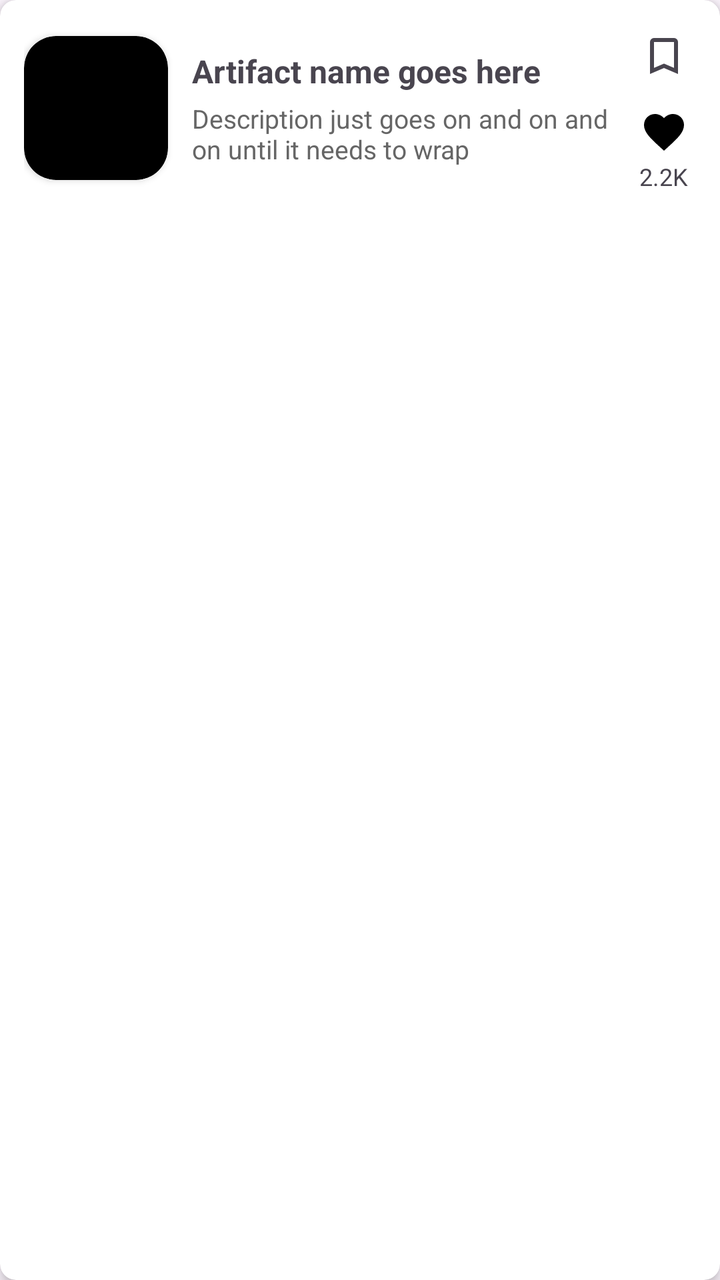
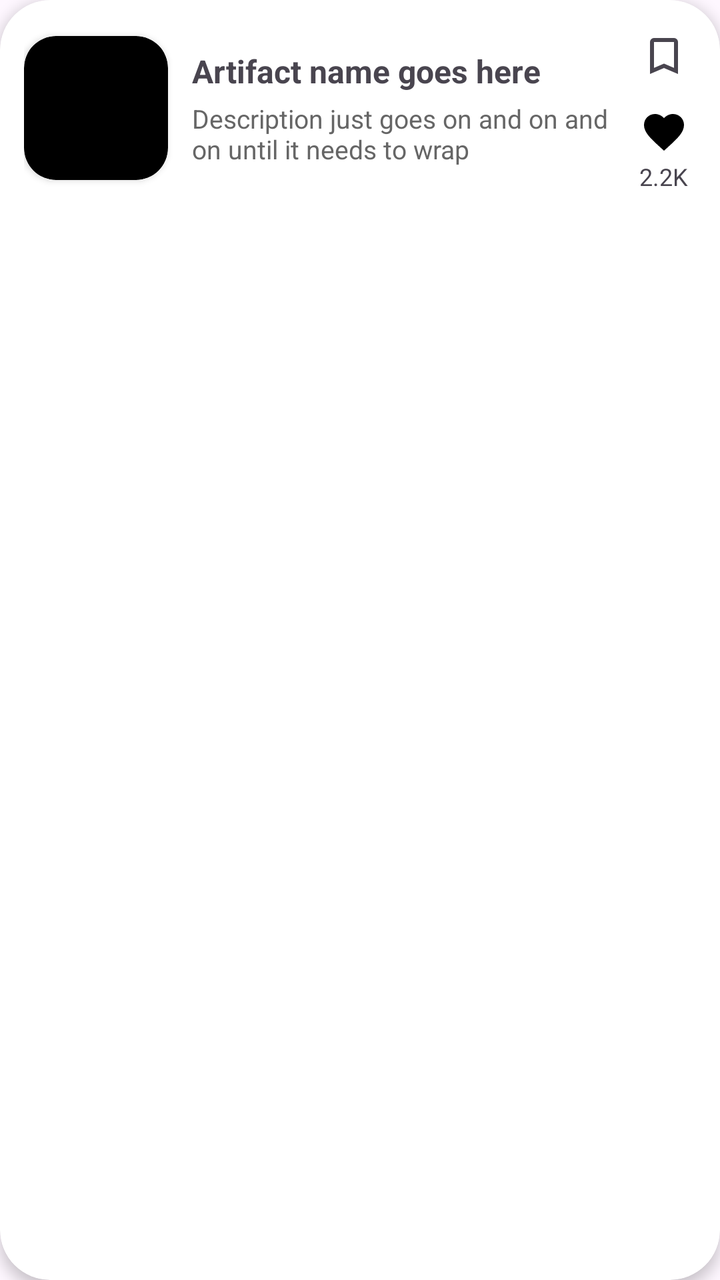

The first picture is an Android layout as it rendered before a commit; the second is the same layout after the commit. The layout source and the unified diff follow.
<!-- AndroidManifest.xml: application theme Theme.B07group6 -->
<!-- res/layout/artifact_card.xml -->
<?xml version="1.0" encoding="utf-8"?>
<androidx.cardview.widget.CardView xmlns:android="http://schemas.android.com/apk/res/android"
    xmlns:app="http://schemas.android.com/apk/res-auto"
    android:layout_width="match_parent"
    android:layout_height="wrap_content"
    android:layout_margin="8dp"
    app:cardCornerRadius="8dp"
    app:cardElevation="4dp">

    <LinearLayout
        android:layout_width="match_parent"
        android:layout_height="wrap_content"
        android:orientation="horizontal"
        android:gravity="center_vertical"
        android:padding="12dp">

        
        <androidx.cardview.widget.CardView
            android:layout_width="72dp"
            android:layout_height="72dp"
            app:cardCornerRadius="16dp"
            app:cardBackgroundColor="@color/black">

            <ImageView
                android:id="@+id/artifact_imageView"
                android:layout_width="match_parent"
                android:layout_height="match_parent"
                android:scaleType="centerCrop"
                android:contentDescription="Artifact Image" />
        </androidx.cardview.widget.CardView>

        
        <LinearLayout
            android:layout_width="0dp"
            android:layout_height="wrap_content"
            android:layout_weight="1"
            android:orientation="vertical"
            android:layout_marginStart="12dp"
            android:layout_marginEnd="10dp">

            <TextView
                android:id="@+id/artifact_name"
                android:layout_width="match_parent"
                android:layout_height="wrap_content"
                android:text="Artifact name goes here"
                android:textSize="16sp"
                android:textStyle="bold"
                android:maxLines="1"
                android:ellipsize="end"
                android:layout_marginBottom="4dp" />

            <TextView
                android:id="@+id/artifact_description"
                android:layout_width="match_parent"
                android:layout_height="wrap_content"
                android:text="Description just goes on and on and on until it needs to wrap"
                android:textSize="13sp"
                android:textColor="#666666"
                android:maxLines="2"
                android:ellipsize="end" />
        </LinearLayout>

        
        <LinearLayout
            android:layout_width="wrap_content"
            android:layout_height="wrap_content"
            android:gravity="center_horizontal"
            android:orientation="vertical">

            
            <CheckBox
                android:id="@+id/artifact_is_saved"
                android:layout_width="32dp"
                android:layout_height="32dp"
                android:layout_marginBottom="10dp"
                android:background="@null"
                android:stateListAnimator="@null"
                android:button="@drawable/toggle_saved"
                android:checked="false" />

            <ImageView
                android:id="@+id/artifact_likes_icon"
                android:layout_width="24dp"
                android:layout_height="24dp"
                android:src="@drawable/ic_favourite_filled"
                android:contentDescription="Likes" />

            <TextView
                android:id="@+id/artifact_likes_count"
                android:layout_width="wrap_content"
                android:layout_height="wrap_content"
                android:text="2.2K"
                android:textSize="12sp"
                android:layout_marginTop="2dp" />
        </LinearLayout>

    </LinearLayout>
</androidx.cardview.widget.CardView>
<!-- resources referenced by this layout -->
<resources>
  <color name="black">#FF000000</color>
  <!-- drawable ic_favourite_filled (drawable) -->
  <vector xmlns:android="http://schemas.android.com/apk/res/android" android:height="24dp" android:tint="#000000" android:viewportHeight="24" android:viewportWidth="24" android:width="24dp">
        
      <path android:fillColor="@android:color/holo_red_light" android:pathData="M12,21.35l-1.45,-1.32C5.4,15.36 2,12.28 2,8.5 2,5.42 4.42,3 7.5,3c1.74,0 3.41,0.81 4.5,2.09C13.09,3.81 14.76,3 16.5,3 19.58,3 22,5.42 22,8.5c0,3.78 -3.4,6.86 -8.55,11.54L12,21.35z"/>
      
  </vector>
  <!-- drawable toggle_saved (drawable) -->
  <?xml version="1.0" encoding="utf-8"?>
  <selector xmlns:android="http://schemas.android.com/apk/res/android">
      
      <item android:state_checked="true" android:drawable="@drawable/ic_bookmark_filled" />
  
      
      <item android:state_checked="false" android:drawable="@drawable/ic_bookmark" />
  </selector>
  <style name="Theme.B07group6" parent="Base.Theme.B07group6" />
  <!-- drawable ic_bookmark_filled (drawable) -->
  <vector xmlns:android="http://schemas.android.com/apk/res/android" android:height="32dp" android:tint="#000000" android:viewportHeight="32" android:viewportWidth="32" android:width="32dp">
        
      <path android:fillColor="@android:color/white" android:pathData="M17,3H7c-1.1,0 -1.99,0.9 -1.99,2L5,21l7,-3 7,3V5c0,-1.1 -0.9,-2 -2,-2z"/>
      
  </vector>
  <!-- drawable ic_bookmark (drawable) -->
  <vector xmlns:android="http://schemas.android.com/apk/res/android" android:height="24dp" android:tint="#000000" android:viewportHeight="960" android:viewportWidth="960" android:width="24dp">
        
      <path android:fillColor="@android:color/white" android:pathData="M200,840L200,200Q200,167 223.5,143.5Q247,120 280,120L680,120Q713,120 736.5,143.5Q760,167 760,200L760,840L480,720L200,840ZM280,718L480,632L680,718L680,200Q680,200 680,200Q680,200 680,200L280,200Q280,200 280,200Q280,200 280,200L280,718ZM280,200L280,200Q280,200 280,200Q280,200 280,200L680,200Q680,200 680,200Q680,200 680,200L680,200L480,200L280,200Z"/>
      
  </vector>
  <style name="Base.Theme.B07group6" parent="Theme.Material3.DayNight.NoActionBar">
          
          
      </style>
</resources>

<!-- the commit's change to res/layout/artifact_card.xml (unified diff, before → after) -->
@@ -4,7 +4,7 @@
     android:layout_width="match_parent"
     android:layout_height="wrap_content"
     android:layout_margin="8dp"
-    app:cardCornerRadius="8dp"
+    app:cardCornerRadius="25dp"
     app:cardElevation="4dp">
 
     <LinearLayout
